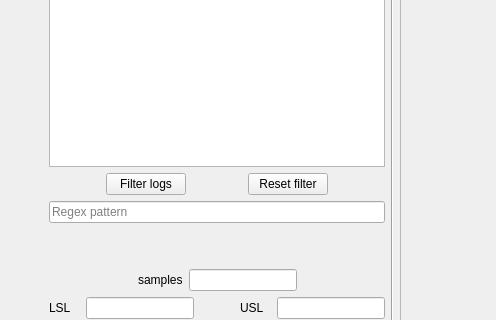
Before: the Qt Designer form ui/main.ui in Unvire/DataAnalyzer, drawn with Qt 5; both pictures show x 0 to 496 and y 279 to 599 of the 1411 by 809 pixel window.
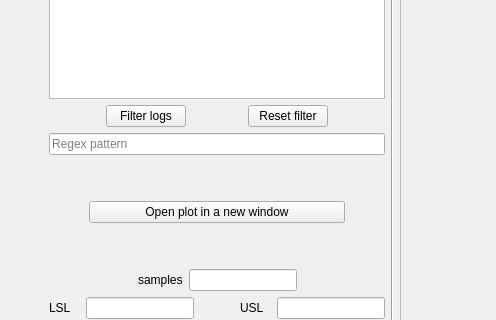
After: the same form once the commit is applied.

Commit message: shows plot in subwindow

What changed in the file:
```diff
--- a/ui/main.ui
+++ b/ui/main.ui
@@ -31,7 +31,7 @@
     <item>
      <layout class="QHBoxLayout" name="horizontalLayout_8" stretch="0,0,1">
       <item>
-       <layout class="QVBoxLayout" name="verticalLayout_6" stretch="0,0,0,0,0,1,1,0,1,0,0,0,0,0,0,0">
+       <layout class="QVBoxLayout" name="verticalLayout_6" stretch="0,0,0,0,0,1,1,0,0,0,1,0,0,0,0,0,0,0">
         <item>
          <layout class="QHBoxLayout" name="horizontalLayout_7" stretch="1,0,0,0">
           <item>
@@ -231,6 +231,56 @@
           </item>
          </layout>
         </item>
+        <item>
+         <spacer name="verticalSpacer">
+          <property name="orientation">
+           <enum>Qt::Vertical</enum>
+          </property>
+          <property name="sizeHint" stdset="0">
+           <size>
+            <width>20</width>
+            <height>40</height>
+           </size>
+          </property>
+         </spacer>
+        </item>
+        <item>
+         <layout class="QHBoxLayout" name="horizontalLayout_18" stretch="0,1,0">
+          <item>
+           <spacer name="horizontalSpacer_23">
+            <property name="orientation">
+             <enum>Qt::Horizontal</enum>
+            </property>
+            <property name="sizeHint" stdset="0">
+             <size>
+              <width>40</width>
+              <height>20</height>
+             </size>
+            </property>
+           </spacer>
+          </item>
+          <item>
+           <widget class="QPushButton" name="plotNewWindowButton">
+            <property name="text">
+             <string>Open plot in a new window</string>
+            </property>
+           </widget>
+          </item>
+          <item>
+           <spacer name="horizontalSpacer_24">
+            <property name="orientation">
+             <enum>Qt::Horizontal</enum>
+            </property>
+            <property name="sizeHint" stdset="0">
+             <size>
+              <width>40</width>
+              <height>20</height>
+             </size>
+            </property>
+           </spacer>
+          </item>
+         </layout>
+        </item>
         <item>
          <spacer name="verticalSpacer_2">
           <property name="orientation">
```
The commit also changes 3 other files.
